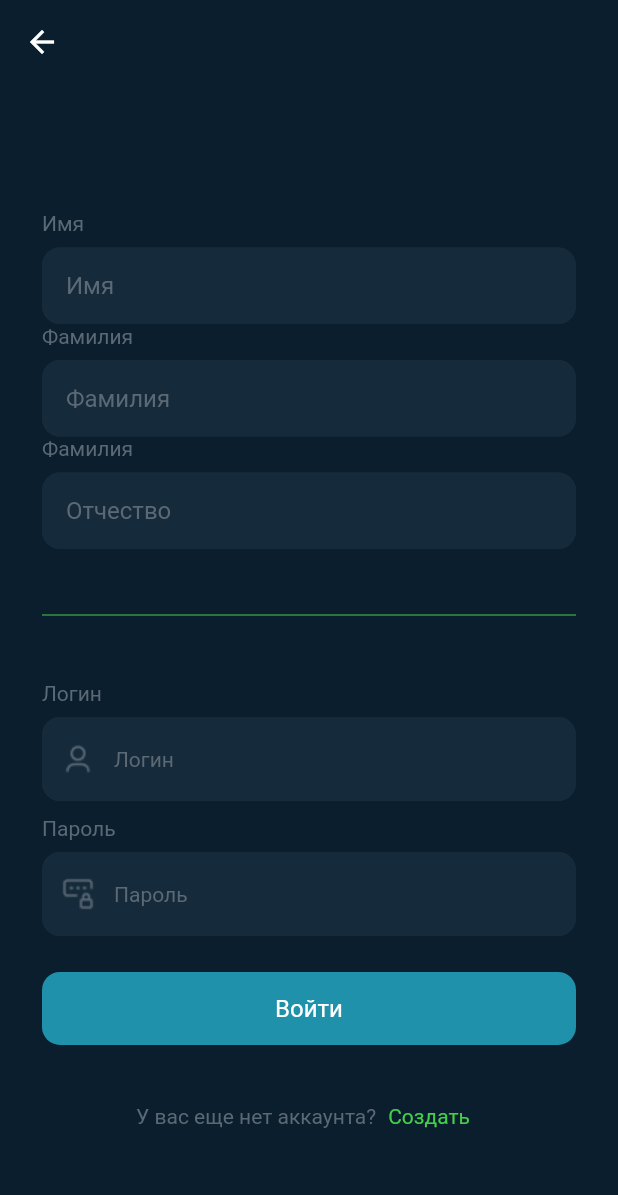
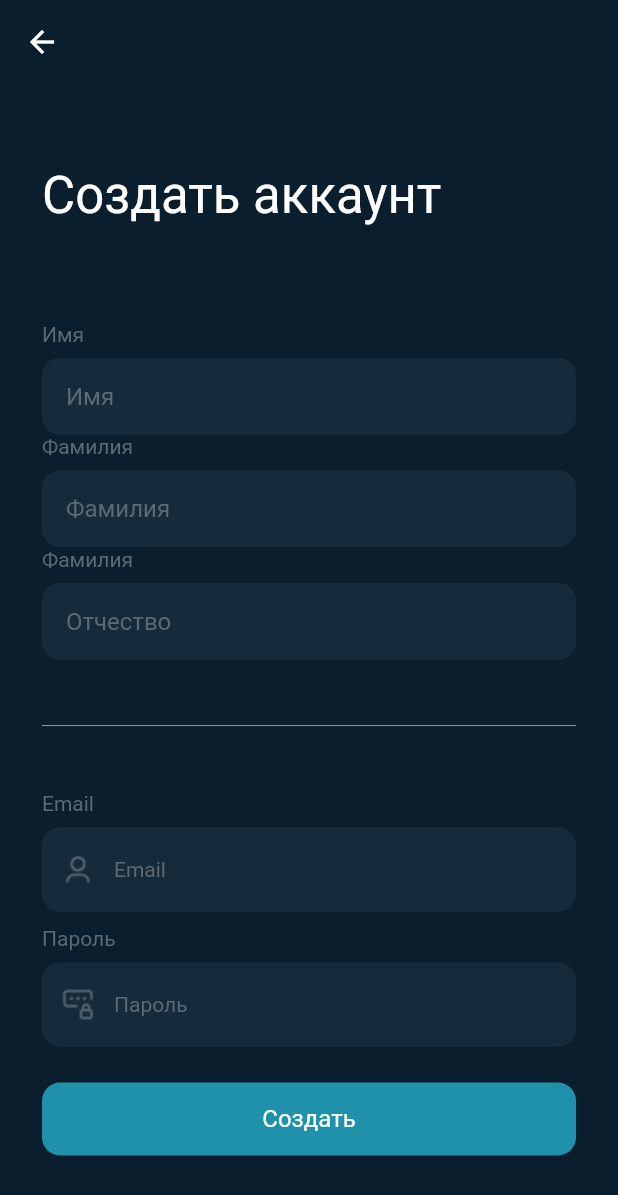
Before and after one commit to chiefbaki/rick_and_morty, a Flutter app: the SignUpPage screen opened by its route, after a tap on "Создать", on a phone screen of 412 x 824 dp. Shown: the top 1195 px of the screen. Run offline on Flutter 3.47's test engine with Material 3 defaults, Android fonts, the phone set to English and light mode, and no system bars; our stand-ins replace auto_route, bloc, dio, firebase_auth, firebase_core, flutter_bloc and 3 more; accounts and stored records are empty; network calls fail.

Commit message:
added sign up firebase service

```diff
--- a/lib/core/config/router/app_router.dart
+++ b/lib/core/config/router/app_router.dart
@@ -9,12 +9,9 @@ class AppRouter extends $AppRouter {
           page: SplashRoute.page,
           // initial: true
         ),
-        AutoRoute(page: DashboardRoute.page, initial: true, children: [
+        AutoRoute(page: DashboardRoute.page, children: [
           AutoRoute(page: MainRoute.page),
-          AutoRoute(
-            page: LocationRoute.page,
-            initial: true
-          ),
+          AutoRoute(page: LocationRoute.page, initial: true),
           AutoRoute(
             page: EpisodeRoute.page,
           ),
@@ -30,7 +27,12 @@ class AppRouter extends $AppRouter {
           page: EditInfoRoute.page,
         ),
         AutoRoute(page: CharacterInfoRoute.page),
-        AutoRoute(page: SignInRoute.page),
+        // Auth
+
+        AutoRoute(
+          page: SignInRoute.page,
+          initial: true,
+        ),
         AutoRoute(
           page: SignUpRoute.page,
         ),
--- /dev/null
+++ b/lib/core/utils/constants/consts.dart
@@ -0,0 +1,7 @@
+abstract class AppKeys{
+  static const String name = "name";
+  static const String lastName = "lastName";
+  static const String middleName = "middleName";
+  static const String email = "email";
+  static const String password = "password";
+}
--- /dev/null
+++ b/lib/core/utils/services/firebase_services.dart
@@ -0,0 +1,11 @@
+import 'package:firebase_auth/firebase_auth.dart';
+
+class FireBaseServices{
+  final FirebaseAuth auth = FirebaseAuth.instance;
+
+  Future<UserCredential> makeSignUp({required String email, required String password}) async{
+    final user = auth.createUserWithEmailAndPassword(email: email, password: password);
+    return user;
+  }
+
+}
--- /dev/null
+++ b/lib/features/auth/cubit/auth_cubit.dart
@@ -0,0 +1,24 @@
+import 'package:bloc/bloc.dart';
+import 'package:firebase_auth/firebase_auth.dart';
+import 'package:meta/meta.dart';
+import 'package:rick_and_morty/features/auth/data/auth_rep.dart';
+
+part 'auth_state.dart';
+
+class AuthCubit extends Cubit<AuthState> {
+  AuthCubit({required this.repository}) : super(AuthInitial());
+
+  Future<void> makeSignUp(
+      {required String email, required String password}) async {
+    emit(AuthLoading());
+    try {
+      final UserCredential user =
+          await repository.register(email: email, password: password);
+      emit(AuthSuccess(signUp: user));
+    } catch (e) {
+      emit(AuthError(error: e.toString()));
+    }
+  }
+
+  final AuthRep repository;
+}
--- /dev/null
+++ b/lib/features/auth/cubit/auth_state.dart
@@ -0,0 +1,18 @@
+part of 'auth_cubit.dart';
+
+@immutable
+sealed class AuthState {}
+
+final class AuthInitial extends AuthState {}
+
+final class AuthLoading extends AuthState {}
+
+final class AuthSuccess extends AuthState {
+  final UserCredential signUp;
+  AuthSuccess({required this.signUp});
+}
+
+final class AuthError extends AuthState {
+  final String error;
+  AuthError({required this.error});
+}
--- /dev/null
+++ b/lib/features/auth/data/auth_rep.dart
@@ -0,0 +1,5 @@
+import 'package:firebase_auth/firebase_auth.dart';
+
+abstract class AuthRep{
+  Future<UserCredential> register({required String email, required String password});
+}
--- /dev/null
+++ b/lib/features/auth/domain/auth_impl.dart
@@ -0,0 +1,13 @@
+import 'package:firebase_auth/firebase_auth.dart';
+import 'package:rick_and_morty/features/auth/data/auth_rep.dart';
+import 'package:rick_and_morty/features/auth/domain/auth_usecase.dart';
+
+class AuthImpl implements AuthRep {
+  final AuthUseCase useCase;
+  AuthImpl({required this.useCase});
+  @override
+  Future<UserCredential> register(
+      {required String email, required String password}) async {
+    return useCase.register(email: email, password: password);
+  }
+}
--- /dev/null
+++ b/lib/features/auth/domain/auth_usecase.dart
@@ -0,0 +1,12 @@
+import 'package:firebase_auth/firebase_auth.dart';
+
+class AuthUseCase {
+  final FirebaseAuth auth = FirebaseAuth.instance;
+
+  Future<UserCredential> register(
+      {required String email, required String password}) async {
+    final user =
+        auth.createUserWithEmailAndPassword(email: email, password: password);
+    return user;
+  }
+}
--- a/lib/features/auth/presentation/pages/sign_in_page.dart
+++ b/lib/features/auth/presentation/pages/sign_in_page.dart
@@ -14,6 +14,8 @@ class SignInPage extends StatelessWidget {
 
   @override
   Widget build(BuildContext context) {
+    final TextEditingController login = TextEditingController();
+    final TextEditingController password = TextEditingController();
     return Scaffold(
       body: SafeArea(
         child: Center(
@@ -40,8 +42,8 @@ class SignInPage extends StatelessWidget {
                   height: 8,
                 ),
                 AuthTextField(
-                  controller: TextEditingController(),
-                  hintText: "Логин",
+                  controller: login,
+                  hintText: "Email",
                   icon: Images.user,
                 ),
                 const SizedBox(
@@ -55,7 +57,7 @@ class SignInPage extends StatelessWidget {
                   height: 8,
                 ),
                 AuthTextField(
-                  controller: TextEditingController(),
+                  controller: password,
                   hintText: "Пароль",
                   obscureText: true,
                   icon: Images.pass,
@@ -63,7 +65,9 @@ class SignInPage extends StatelessWidget {
                 const SizedBox(
                   height: 24,
                 ),
-                CustomElevatedBtn(onPressed: () {}, label: "Войти"),
+                CustomElevatedBtn(onPressed: () {
+                  context.router.push(const DashboardRoute());
+                }, label: "Войти"),
                 const SizedBox(
                   height: 24,
                 ),
--- a/lib/features/auth/presentation/pages/sign_up_page.dart
+++ b/lib/features/auth/presentation/pages/sign_up_page.dart
@@ -1,13 +1,18 @@
 import 'package:auto_route/auto_route.dart';
 import 'package:flutter/material.dart';
+import 'package:flutter_bloc/flutter_bloc.dart';
+import 'package:rick_and_morty/core/config/router/app_router.gr.dart';
+import 'package:rick_and_morty/core/utils/constants/consts.dart';
 import 'package:rick_and_morty/core/utils/extensions/theme/src/app_colors.dart';
 import 'package:rick_and_morty/core/utils/extensions/theme/src/app_fonts.dart';
 import 'package:rick_and_morty/core/utils/resources/resources.dart';
+import 'package:rick_and_morty/features/auth/cubit/auth_cubit.dart';
 import 'package:rick_and_morty/features/widgets/auth_text_field.dart';
 import 'package:rick_and_morty/features/widgets/back_btn.dart';
-import 'package:rick_and_morty/features/widgets/create_btn.dart';
+import 'package:rick_and_morty/features/widgets/custom_circle_progress.dart';
 import 'package:rick_and_morty/features/widgets/personal_info_field.dart';
 import 'package:rick_and_morty/features/widgets/save_btn.dart';
+import 'package:shared_preferences/shared_preferences.dart';
 
 @RoutePage()
 class SignUpPage extends StatelessWidget {
@@ -15,6 +20,12 @@ class SignUpPage extends StatelessWidget {
 
   @override
   Widget build(BuildContext context) {
+    final TextEditingController name = TextEditingController();
+    final TextEditingController lastName = TextEditingController();
+    final TextEditingController middleName = TextEditingController();
+    final TextEditingController email = TextEditingController();
+    final TextEditingController password = TextEditingController();
+
     return Scaffold(
       appBar: AppBar(
         leading: BackBtn(
@@ -27,9 +38,16 @@ class SignUpPage extends StatelessWidget {
         child: Center(
           child: Padding(
             padding: const EdgeInsets.symmetric(horizontal: 28, vertical: 20),
+            child: SingleChildScrollView(
+              physics: const AlwaysScrollableScrollPhysics(),
+              scrollDirection: Axis.vertical,
               child: Column(
                 crossAxisAlignment: CrossAxisAlignment.start,
                 children: [
+                  const Text(
+                    "Создать аккаунт",
+                    style: AppFonts.s34w400,
+                  ),
                   const SizedBox(
                     height: 65,
                   ),
@@ -41,7 +59,7 @@ class SignUpPage extends StatelessWidget {
                     height: 8,
                   ),
                   PersonalInfoField(
-                  controller: TextEditingController(),
+                    controller: name,
                     hintText: "Имя",
                   ),
                   Text(
@@ -52,7 +70,7 @@ class SignUpPage extends StatelessWidget {
                     height: 8,
                   ),
                   PersonalInfoField(
-                  controller: TextEditingController(),
+                    controller: lastName,
                     hintText: "Фамилия",
                   ),
                   Text(
@@ -63,7 +81,7 @@ class SignUpPage extends StatelessWidget {
                     height: 8,
                   ),
                   PersonalInfoField(
-                  controller: TextEditingController(),
+                    controller: middleName,
                     hintText: "Отчество",
                   ),
                   const SizedBox(
@@ -76,15 +94,15 @@ class SignUpPage extends StatelessWidget {
                     height: 36,
                   ),
                   Text(
-                  "Логин",
+                    "Email",
                     style: AppFonts.s14w400.copyWith(color: AppColors.grey),
                   ),
                   const SizedBox(
                     height: 8,
                   ),
                   AuthTextField(
-                  controller: TextEditingController(),
-                  hintText: "Логин",
+                    controller: email,
+                    hintText: "Email",
                     icon: Images.user,
                   ),
                   const SizedBox(
@@ -98,7 +116,7 @@ class SignUpPage extends StatelessWidget {
                     height: 8,
                   ),
                   AuthTextField(
-                  controller: TextEditingController(),
+                    controller: password,
                     hintText: "Пароль",
                     obscureText: true,
                     icon: Images.pass,
@@ -106,23 +124,39 @@ class SignUpPage extends StatelessWidget {
                   const SizedBox(
                     height: 24,
                   ),
-                CustomElevatedBtn(onPressed: () {}, label: "Войти"),
-                const SizedBox(
-                  height: 24,
+                  BlocListener<AuthCubit, AuthState>(
+                    listener: (context, state) {
+                      if (state is AuthLoading) {
+                        debugPrint("LOADING AUTH");
+                      } else if (state is AuthSuccess) {
+                        debugPrint("SUCCESS AUTH");
+                        Future.delayed(const Duration(seconds: 2), () {
+                          context.router.push(const DashboardRoute());
+                          return const CustomCircleProgress();
+                        });
+                      } else if (state is AuthError) {
+                        debugPrint("ERROR AUTH");
+                      }
+                    },
+                    child: CustomElevatedBtn(
+                        onPressed: () async {
+                          BlocProvider.of<AuthCubit>(context).makeSignUp(
+                              email: email.text, password: password.text);
+                          final SharedPreferences prefs =
+                              await SharedPreferences.getInstance();
+                          await prefs.setString(AppKeys.name, name.text);
+                          await prefs.setString(
+                              AppKeys.lastName, lastName.text);
+                          await prefs.setString(
+                              AppKeys.middleName, middleName.text);
+                          await prefs.setString(AppKeys.email, email.text);
+                          await prefs.setString(
+                              AppKeys.password, password.text);
+                        },
+                        label: "Создать"),
                   ),
-                Row(
-                  mainAxisAlignment: MainAxisAlignment.center,
-                  children: [
-                    Text(
-                      "У вас еще нет аккаунта?",
-                      style: AppFonts.s14w400.copyWith(color: AppColors.grey),
+                ],
               ),
-                    CreateBtn(
-                      onPressed: () {},
-                    )
-                  ],
-                )
-              ],
             ),
           ),
         ),
--- a/lib/internal/app.dart
+++ b/lib/internal/app.dart
@@ -6,6 +6,9 @@ import 'package:rick_and_morty/core/config/settings/dio_settings.dart';
 import 'package:rick_and_morty/core/utils/extensions/theme/src/dark_theme.dart';
 import 'package:rick_and_morty/core/utils/extensions/theme/src/light_theme.dart';
 import 'package:rick_and_morty/core/utils/extensions/theme/theme_manager.dart';
+import 'package:rick_and_morty/features/auth/cubit/auth_cubit.dart';
+import 'package:rick_and_morty/features/auth/domain/auth_impl.dart';
+import 'package:rick_and_morty/features/auth/domain/auth_usecase.dart';
 import 'package:rick_and_morty/features/episode/domain/episode_impl.dart';
 import 'package:rick_and_morty/features/episode/domain/episode_usecase.dart';
 import 'package:rick_and_morty/features/episode/presentation/cubit/episode_cubit.dart';
@@ -48,7 +51,6 @@ class _MyAppState extends State<MyApp> {
   //   }
   // }
 
-
   @override
   Widget build(BuildContext context) {
     ThemeManager themeManager = ThemeManager();
@@ -78,6 +80,13 @@ class _MyAppState extends State<MyApp> {
           create: (context) => CharacterImpl(
               useCase: RepositoryProvider.of<CharacterUseCase>(context)),
         ),
+        RepositoryProvider(
+          create: (context) => AuthUseCase(),
+        ),
+        RepositoryProvider(
+          create: (context) =>
+              AuthImpl(useCase: RepositoryProvider.of<AuthUseCase>(context)),
+        ),
       ],
       child: MultiBlocProvider(
         providers: [
@@ -93,13 +102,16 @@ class _MyAppState extends State<MyApp> {
             create: (context) => LocationCubit(
                 repository: RepositoryProvider.of<LocationImpl>(context)),
           ),
+          BlocProvider(
+            create: (context) =>
+                AuthCubit(repository: RepositoryProvider.of<AuthImpl>(context)),
+          ),
         ],
         child: MultiProvider(
             providers: [
               ChangeNotifierProvider(create: (_) => ThemeManager()),
               ChangeNotifierProvider(create: (_) => LocationProvider()),
               ChangeNotifierProvider(create: (_) => ThemeSettings()),
-
             ],
             child: MaterialApp.router(
               // debugShowCheckedModeBanner: false,
--- a/lib/main.dart
+++ b/lib/main.dart
@@ -1,6 +1,12 @@
+import 'package:firebase_core/firebase_core.dart';
 import 'package:flutter/material.dart';
+import 'package:rick_and_morty/firebase_options.dart';
 import 'package:rick_and_morty/internal/app.dart';
 
-void main() {
+void main() async {
+  WidgetsFlutterBinding.ensureInitialized();
+  await Firebase.initializeApp(
+    options: DefaultFirebaseOptions.currentPlatform,
+  );
   runApp(const MyApp());
 }
--- a/pubspec.yaml
+++ b/pubspec.yaml
@@ -47,6 +47,8 @@ dependencies:
   flutter_bloc: ^8.1.4
   get_it: ^7.6.7
   shared_preferences: ^2.2.2
+  firebase_core: ^2.24.2
+  firebase_auth: ^4.16.0
 
 
 dev_dependencies:
```
Also changed, not shown: lib/core/config/router/app_router.gr.dart, lib/firebase_options.dart (added), pubspec.lock, 5 other files. Lines whose indentation alone changed are shown as unchanged.
